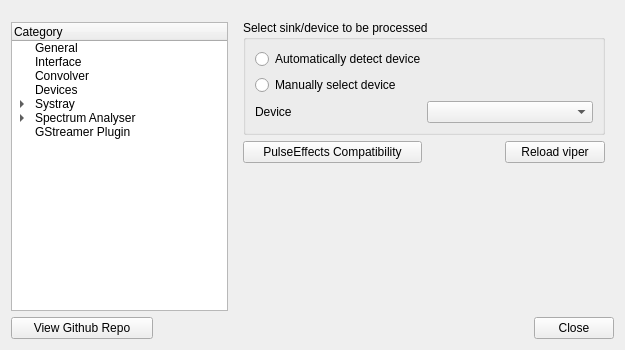
Old version of the form dialog/settings.ui in the repository Audio4Linux/Viper4Linux-GUI.
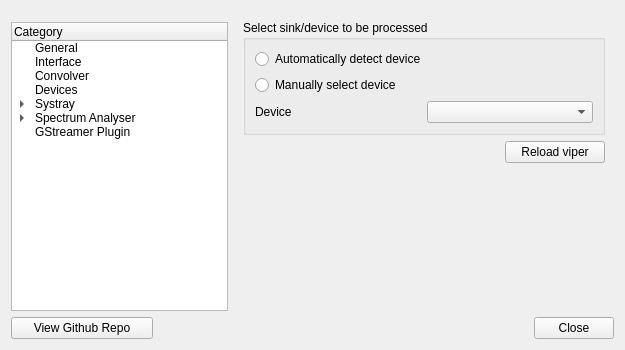
New version of the form. The open tabs and pages were chosen to show the change. Custom widgets are drawn as their Qt base class.

Diff of the .ui file:
```diff
--- a/dialog/settings.ui
+++ b/dialog/settings.ui
@@ -613,25 +613,6 @@
            <property name="topMargin">
             <number>0</number>
            </property>
-           <item>
-            <widget class="QPushButton" name="dev_pe_compat">
-             <property name="minimumSize">
-              <size>
-               <width>179</width>
-               <height>0</height>
-              </size>
-             </property>
-             <property name="maximumSize">
-              <size>
-               <width>16777215</width>
-               <height>16777215</height>
-              </size>
-             </property>
-             <property name="text">
-              <string>PulseEffects Compatibility</string>
-             </property>
-            </widget>
-           </item>
            <item>
             <spacer name="horizontalSpacer_3">
              <property name="orientation">
```
Left out of the diff: 20 changed lines with no effect on the pictures.
